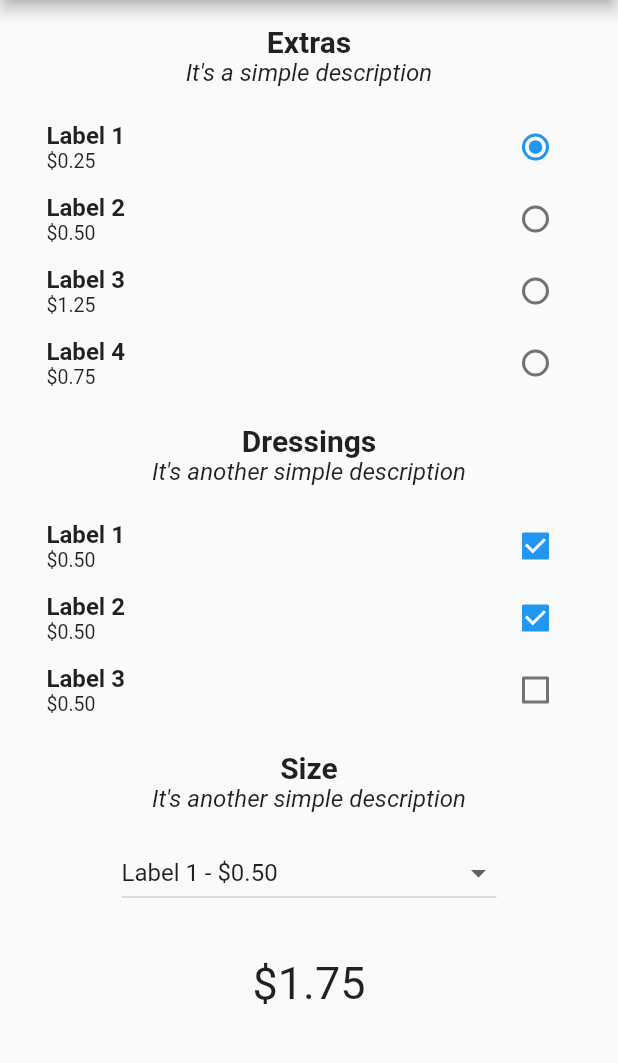
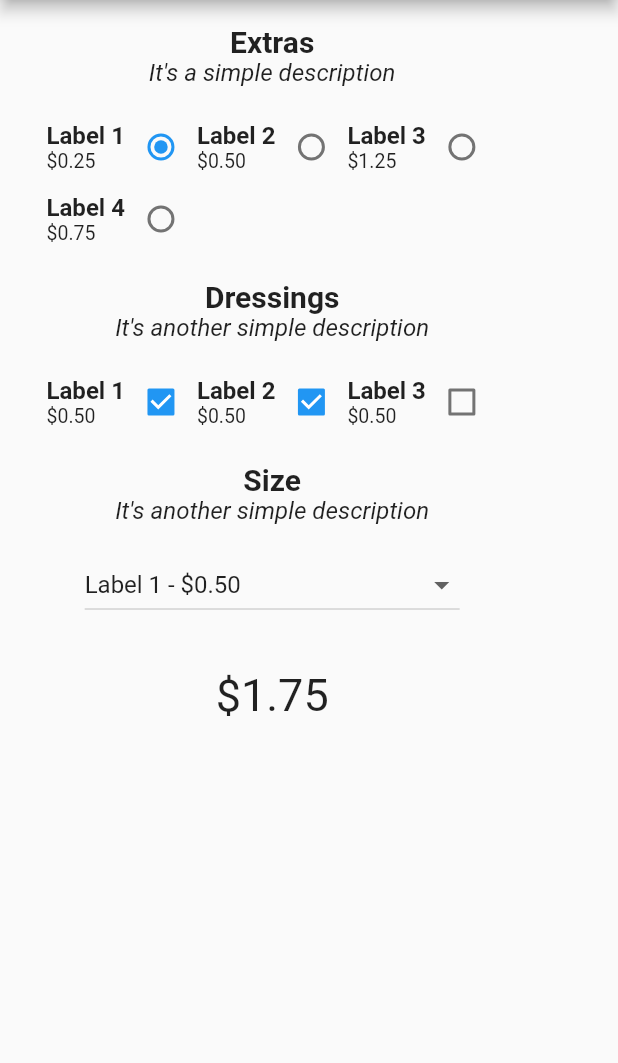
Before and after one commit to llegosv/json_to_store_menu, a Flutter app: the screen it shows after launch, on a phone screen of 412 x 824 dp, the part 84-1147 px from its top. Run offline on Flutter 3.47's test engine with Material 2 defaults, Android fonts, the phone set to English and light mode, and no system bars; generated files the repository leaves out were written again.

```diff
--- a/example/lib/json_store_menu_example.dart
+++ b/example/lib/json_store_menu_example.dart
@@ -21,6 +21,7 @@ class _AllFields extends State<JsonStoreMenuExample> {
         "subtotal": 0.25,
         "value": 1,
         "type": "single",
+        "showHorizontal": true,
         "items": [
           {
             "label": "Label 1",
@@ -51,6 +52,7 @@ class _AllFields extends State<JsonStoreMenuExample> {
         "subtotal": 1.0,
         "value": [1, 2],
         "type": "multi",
+        "showHorizontal": true,
         "items": [
           {
             "label": "Label 1",
--- a/lib/src/json_store_menu_builder.dart
+++ b/lib/src/json_store_menu_builder.dart
@@ -68,15 +68,14 @@ class _JsonStoreMenuBuilderState extends State<JsonStoreMenuBuilder> {
           };
         }
 
+        final List<Widget> groupItems = [];
+
         for (int itemIndex = 0; itemIndex < group.items.length; itemIndex++) {
           final item = group.items[itemIndex];
-
-          widgets.add(
-            Row(
+          final groupItemWidget = Row(
+            mainAxisSize: MainAxisSize.min,
             children: <Widget>[
-                Expanded(
-                  child: widget.itemTitleBuilder(item.label, item.price),
-                ),
+              widget.itemTitleBuilder(item.label, item.price),
               Radio<int>(
                 value: item.value,
                 groupValue: _radioButtonsValues[group.key],
@@ -91,10 +90,20 @@ class _JsonStoreMenuBuilderState extends State<JsonStoreMenuBuilder> {
                 },
               ),
             ],
-            ),
           );
+
+          if (group.showHorizontal) {
+            groupItems.add(groupItemWidget);
+          } else {
+            widgets.add(groupItemWidget);
           }
         }
+
+        if (group.showHorizontal) {
+          widgets.add(Wrap(children: groupItems));
+        }
+      }
+
       if (group.type == "multi") {
         if (firstTime) {
           _checkboxesValues[group.key] = group.value;
@@ -112,15 +121,14 @@ class _JsonStoreMenuBuilderState extends State<JsonStoreMenuBuilder> {
           _updateSubtotalCheckboxes(group.key);
         }
 
+        final List<Widget> groupItems = [];
+
         for (int itemIndex = 0; itemIndex < group.items.length; itemIndex++) {
           final item = group.items[itemIndex];
-
-          widgets.add(
-            Row(
+          final groupItemWidget = Row(
+            mainAxisSize: MainAxisSize.min,
             children: <Widget>[
-                Expanded(
-                  child: widget.itemTitleBuilder(item.label, item.price),
-                ),
+              widget.itemTitleBuilder(item.label, item.price),
               Checkbox(
                 value: item.selected ?? false,
                 onChanged: (bool value) {
@@ -142,8 +150,17 @@ class _JsonStoreMenuBuilderState extends State<JsonStoreMenuBuilder> {
                 },
               ),
             ],
-            ),
           );
+
+          if (group.showHorizontal) {
+            groupItems.add(groupItemWidget);
+          } else {
+            widgets.add(groupItemWidget);
+          }
+        }
+
+        if (group.showHorizontal) {
+          widgets.add(Wrap(children: groupItems));
         }
       }
       if (group.type == "select") {
--- a/lib/src/models.dart
+++ b/lib/src/models.dart
@@ -31,7 +31,19 @@ class Group {
   @JsonKey(name: "items")
   List<Item> items;
 
-  Group({this.title, this.description, this.subtotal, this.value, this.type, this.items});
+  @JsonKey(name: "showHorizontal", defaultValue: false)
+  bool showHorizontal = false;
+
+  Group({
+    this.title,
+    this.description,
+    this.subtotal,
+    this.value,
+    this.type,
+    this.items,
+    this.key,
+    this.showHorizontal,
+  });
 
   factory Group.fromJson(Map<String, dynamic> json) => _$GroupFromJson(json);
   Map<String, dynamic> toJson() => _$GroupToJson(this);
@@ -46,7 +58,7 @@ class Item {
   @JsonKey(name: "value")
   int value;
   @JsonKey(ignore: true, defaultValue: false)
-  bool selected;
+  bool selected = false;
 
   Item({this.label, this.price, this.value});
 
--- a/pubspec.yaml
+++ b/pubspec.yaml
@@ -1,6 +1,6 @@
 name: json_to_store_menu
 description: A simple Flutter package to convert a JSON to a store menu
-version: 0.0.1
+version: 0.0.2
 author: Josue Amaya - @c3rberuss
 homepage: https://github.com/llegosv/json_to_store_menu
 
```
Also changed, not shown: example/pubspec.lock, lib/src/models.g.dart. Lines whose indentation alone changed are shown as unchanged.
